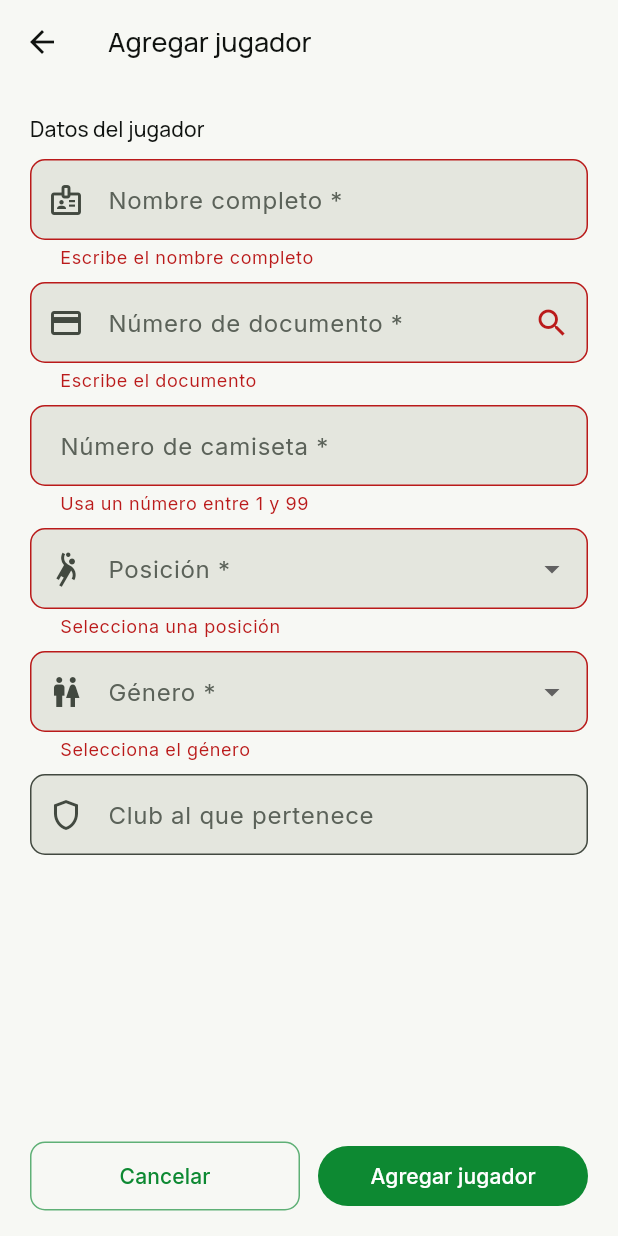
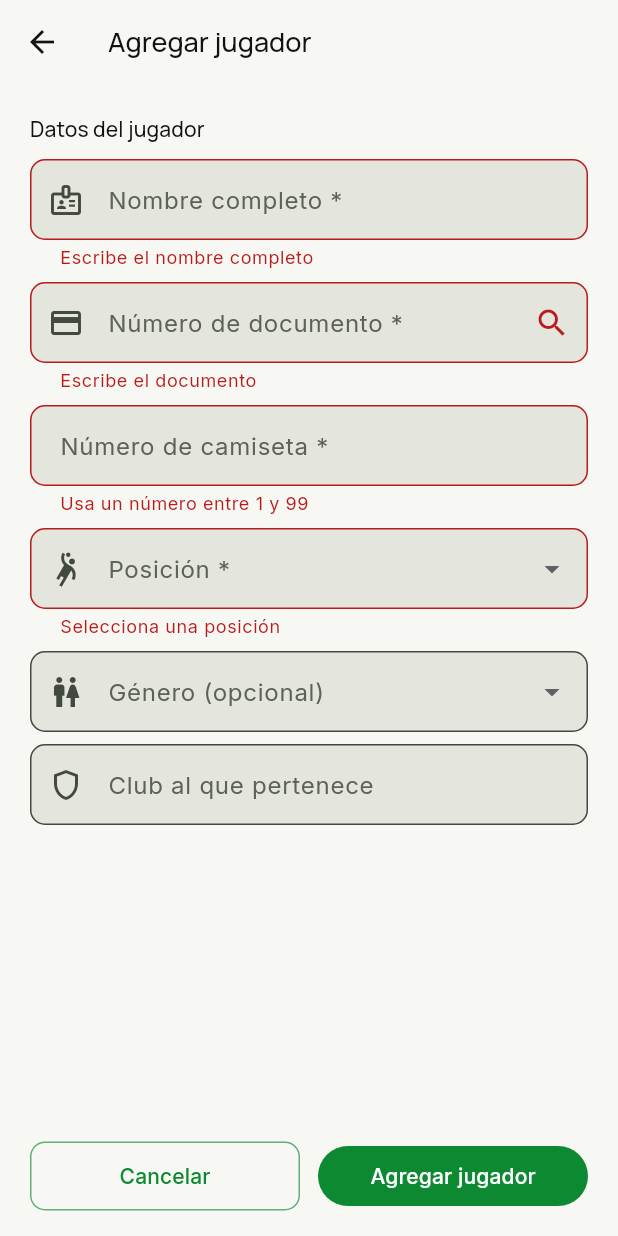
Before and after one commit to tatiana1104/handplay_demo, a Flutter app: the _PlayerDialog screen opened directly with empty values, after a tap on "Agregar jugador", on a phone screen of 412 x 824 dp. Run offline on Flutter 3.47's test engine with Material 3 defaults, Android fonts, the phone set to English and light mode, and no system bars; our stand-ins replace cloud_firestore, dartz, equatable, firebase_auth, firebase_core, firebase_messaging and 5 more; accounts and stored records are empty.

```diff
--- a/lib/features/tournaments/presentation/screens/team_registration_screen.dart
+++ b/lib/features/tournaments/presentation/screens/team_registration_screen.dart
@@ -56,8 +56,8 @@ class _PlayerDialogState extends State<_PlayerDialog> {
     }
     setState(() {
       final name = _firstValue(existing, ['name', 'displayName', 'nombre', 'fullName']);
-      final number = _firstValue(existing, ['number', 'shirtNumber', 'numeroCamiseta', 'jerseyNumber', 'numero', 'camiseta', 'numero_de_camiseta']);
-      final position = _normalizePosition(_firstValue(existing, ['position', 'posicion', 'playerPosition', 'posicionJugador']));
+      final number = _firstValue(existing, ['number', 'shirtNumber', 'shirt_number', 'numeroCamiseta', 'jerseyNumber', 'numero', 'camiseta', 'numero_de_camiseta']);
+      final position = _normalizePosition(_firstValue(existing, ['position', 'player_position', 'playerPosition', 'posicion', 'posicionJugador', 'positionName']));
       final gender = _firstValue(existing, ['gender', 'genero', 'sex', 'sexo']);
       final club = _firstValue(existing, ['club', 'clubName', 'club al que pertenece', 'club_name', 'clubes']);
       if (name != null) _name.text = name;
@@ -69,7 +69,7 @@ class _PlayerDialogState extends State<_PlayerDialog> {
   }
 
   Future<void> _submit() async {
-    if (_number.text.trim().isEmpty || _position.text.trim().isEmpty || _gender == null) {
+    if (_number.text.trim().isEmpty || _position.text.trim().isEmpty) {
       await _loadExistingPlayer();
     }
     if (!_formKey.currentState!.validate()) return;
@@ -203,7 +203,7 @@ class _PlayerDialogState extends State<_PlayerDialog> {
               const SizedBox(height: 8),
               DropdownButtonFormField<String>(
                 value: _gender,
-                decoration: const InputDecoration(labelText: 'Género *', prefixIcon: Icon(Icons.wc_outlined)),
+                decoration: const InputDecoration(labelText: 'Género (opcional)', prefixIcon: Icon(Icons.wc_outlined)),
                 items: (widget.tournamentBranch == 'masculino'
                         ? const ['masculino']
                         : widget.tournamentBranch == 'femenino'
@@ -212,7 +212,6 @@ class _PlayerDialogState extends State<_PlayerDialog> {
                     .map((gender) => DropdownMenuItem(value: gender, child: Text(gender == 'masculino' ? 'Masculino' : 'Femenino')))
                     .toList(),
                 onChanged: (value) => setState(() => _gender = value),
-                validator: (value) => value == null ? 'Selecciona el género' : null,
               ),
               const SizedBox(height: 8),
               TextFormField(
```
